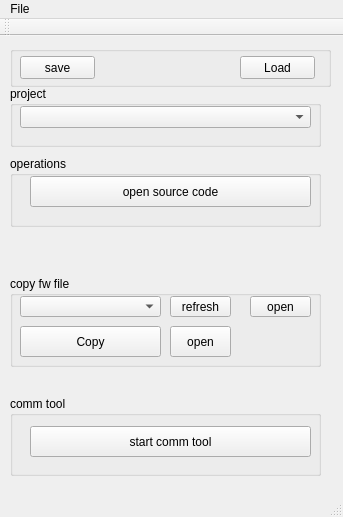
Before: the Qt Designer form qf_pc_assistant/mainwindow.ui in qingfengforum/qf_pc_assistant, drawn with Qt 5.
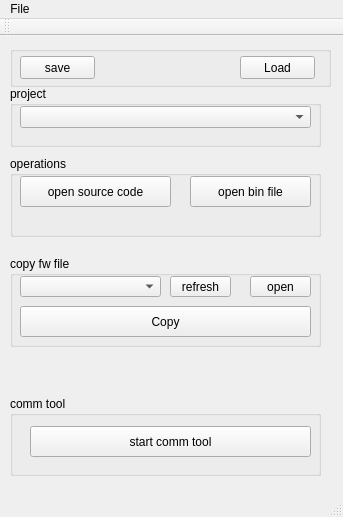
After: the same form once the commit is applied.

Commit message: - add open some other folders

```diff
--- a/qf_pc_assistant/mainwindow.ui
+++ b/qf_pc_assistant/mainwindow.ui
@@ -43,7 +43,7 @@
       <x>10</x>
       <y>120</y>
       <width>311</width>
-      <height>71</height>
+      <height>81</height>
      </rect>
     </property>
     <property name="title">
@@ -52,9 +52,9 @@
     <widget class="QPushButton" name="pushButton_openFolder">
      <property name="geometry">
       <rect>
-       <x>20</x>
+       <x>10</x>
        <y>20</y>
-       <width>281</width>
+       <width>151</width>
        <height>31</height>
       </rect>
      </property>
@@ -62,12 +62,31 @@
       <string>open source code</string>
      </property>
     </widget>
+    <widget class="QPushButton" name="pushButton_openBinFileFolder">
+     <property name="geometry">
+      <rect>
+       <x>180</x>
+       <y>20</y>
+       <width>121</width>
+       <height>31</height>
+      </rect>
+     </property>
+     <property name="toolTip">
+      <string>&lt;html&gt;&lt;head/&gt;&lt;body&gt;&lt;p&gt;open bin file folder&lt;/p&gt;&lt;/body&gt;&lt;/html&gt;</string>
+     </property>
+     <property name="whatsThis">
+      <string>&lt;html&gt;&lt;head/&gt;&lt;body&gt;&lt;p&gt;open bin file folder.&lt;/p&gt;&lt;/body&gt;&lt;/html&gt;</string>
+     </property>
+     <property name="text">
+      <string>open bin file</string>
+     </property>
+    </widget>
    </widget>
    <widget class="QGroupBox" name="groupBox_3">
     <property name="geometry">
      <rect>
       <x>10</x>
-      <y>240</y>
+      <y>220</y>
       <width>311</width>
       <height>91</height>
      </rect>
@@ -80,7 +99,7 @@
       <rect>
        <x>10</x>
        <y>50</y>
-       <width>141</width>
+       <width>291</width>
        <height>31</height>
       </rect>
      </property>
@@ -120,18 +139,8 @@
        <height>21</height>
       </rect>
      </property>
-     <property name="text">
-      <string>open</string>
-     </property>
-    </widget>
-    <widget class="QPushButton" name="pushButton_ejectUsb_2">
-     <property name="geometry">
-      <rect>
-       <x>160</x>
-       <y>50</y>
-       <width>61</width>
-       <height>31</height>
-      </rect>
+     <property name="toolTip">
+      <string>&lt;html&gt;&lt;head/&gt;&lt;body&gt;&lt;p&gt;open the target drive &lt;/p&gt;&lt;/body&gt;&lt;/html&gt;</string>
      </property>
      <property name="text">
       <string>open</string>
```
Left out of the diff: 2 changed lines with no effect on the pictures. The commit also changes 8 other files.
